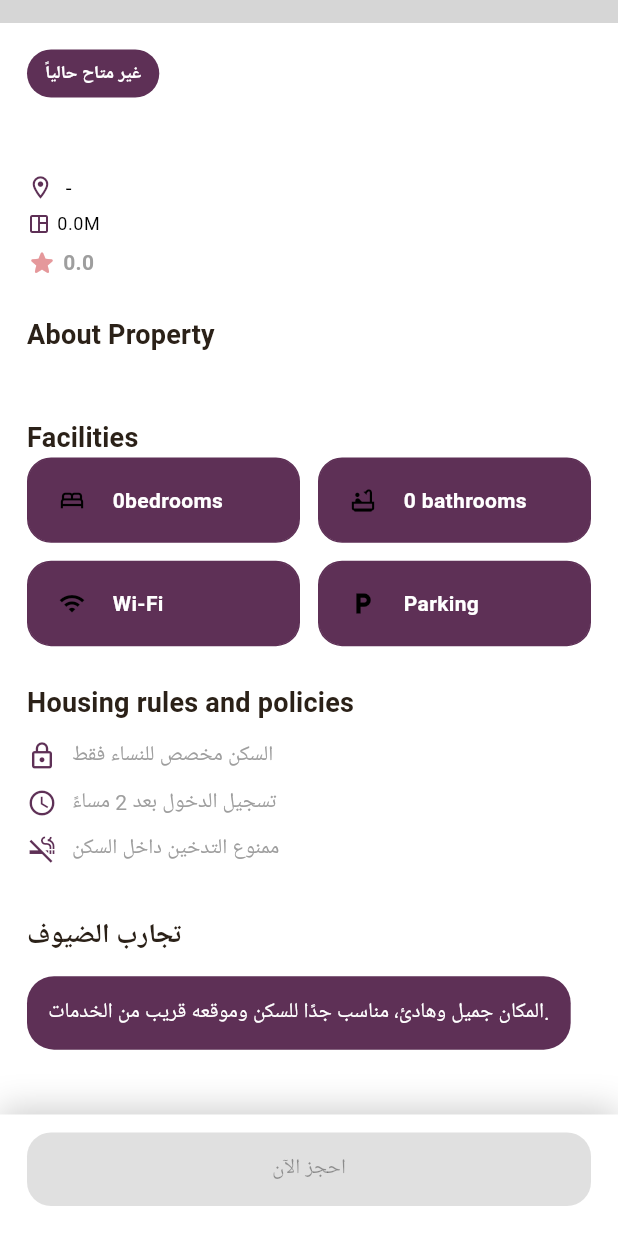
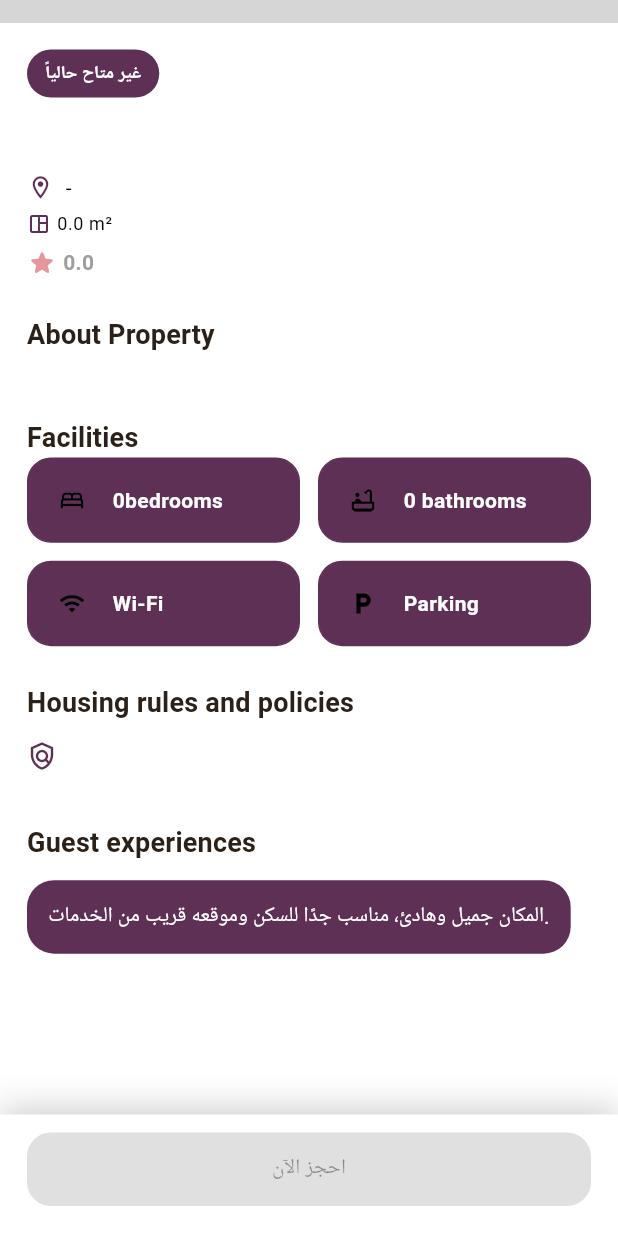
Before and after one commit to khalid-harbi/Rehab, a Flutter app: the HomeDetailsFeatureScreen screen opened directly with empty values, scrolled down 295 dp, on a phone screen of 412 x 824 dp. Run offline on Flutter 3.47's test engine with Material 3 defaults, Android fonts, the phone set to English and light mode, and no system bars; our stand-ins replace crystal_navigation_bar, device_info_plus, dio, easy_localization, envied, equatable and 22 more; missing offline and left inert: any_image_view, flutter_supabase_chat_core, moyasar; accounts and stored records are empty; network calls fail; Roboto replaces fonts that are missing (Tajawal); grey boxes are pictures that could not be loaded.

Commit message:
Add Tr And Update

```diff
--- a/rehab/assets/translations/ar.json
+++ b/rehab/assets/translations/ar.json
@@ -17,7 +17,8 @@
 "bathrooms": "دورات المياه ",
 "wi-fi": "الواي فاي",
 "parking": "مواقف السيارات ",
-"housing rules and policies":"'قواعد وسياسات السكن",
+"housing rules and policies":"قواعد وسياسات السكن",
+"guest experiences":"تجارب الضيوف",
    "memberSinceToday": "'عضو منذ اليوم",
    "memberFor": "عضو منذ",
    "day": "يوم",
--- a/rehab/assets/translations/en.json
+++ b/rehab/assets/translations/en.json
@@ -23,5 +23,6 @@
     "day": "day",
     "month": "month",
     "and": "and",
-    "year": "year"
+    "year": "year",
+    "guest experiences":"Guest experiences"
 }
--- a/rehab/lib/features/home/domain/entities/home_entity.dart
+++ b/rehab/lib/features/home/domain/entities/home_entity.dart
@@ -14,6 +14,7 @@ class HomeEntity extends Equatable {
   final bool isAvailable;
   final String propertyType;
   final double area;
+  final String policy;
 
   const HomeEntity({
     required this.id,
@@ -29,6 +30,7 @@ class HomeEntity extends Equatable {
     required this.isAvailable,
     required this.propertyType,
     required this.area,
+   required this.policy,
   });
 
   @override
@@ -46,5 +48,6 @@ class HomeEntity extends Equatable {
     isAvailable,
     propertyType,
     area,
+    policy,
   ];
 }
--- a/rehab/lib/features/home_details/presentation/cubit/home_details_cubit.dart
+++ b/rehab/lib/features/home_details/presentation/cubit/home_details_cubit.dart
@@ -11,10 +11,10 @@ class HomeDetailsCubit extends Cubit<HomeDetailsState> {
     final result = await _homeDetailsUseCase.getHomeDetails();
     result.when(
       (success) {
-        //here is when success result
+        emit(HomeDetailsSuccessState(homeDetails: success));
       },
       (whenError) {
-       //here is when error result
+       emit(HomeDetailsErrorState(message: whenError.message));
       },
     );
   }
--- a/rehab/lib/features/home_details/presentation/pages/home_details_feature_screen.dart
+++ b/rehab/lib/features/home_details/presentation/pages/home_details_feature_screen.dart
@@ -76,7 +76,7 @@ class HomeDetailsFeatureScreen extends StatelessWidget {
 
                       const SizedBox(width: 4),
                       Text(
-                        home.area.toString() + "M",
+                        '${home.area} m²',
                         style: theme.textTheme.bodySmall,
                       ),
                     ],
@@ -149,22 +149,14 @@ class HomeDetailsFeatureScreen extends StatelessWidget {
 
                   const SizedBox(height: 12),
 
-                  const PolicyItem(
-                    icon: Icons.lock_outline,
-                    title: 'السكن مخصص للنساء فقط',
-                  ),
-                  const PolicyItem(
-                    icon: Icons.schedule_outlined,
-                    title: 'تسجيل الدخول بعد 2 مساءً',
-                  ),
-                  const PolicyItem(
-                    icon: Icons.smoke_free_outlined,
-                    title: 'ممنوع التدخين داخل السكن',
+                   PolicyItem(
+                    icon: Icons.policy_outlined,
+                    title:home.policy,
                   ),
 
                   const SizedBox(height: 24),
 
-                  SectionTitle(title: 'تجارب الضيوف'),
+                  SectionTitle(title: 'guest experiences'.tr()),
 
                   const SizedBox(height: 12),
 
```
Also changed, not shown: rehab/lib/features/home/data/models/home_model.dart (+6 -1 lines), rehab/lib/features/home_details/presentation/cubit/home_details_state.dart (+10 -2 lines), rehab/lib/features/auth/di/auth_di.config.dart, rehab/lib/features/home/data/models/home_model.freezed.dart, rehab/lib/features/home/data/models/home_model.g.dart, 1 other file.
